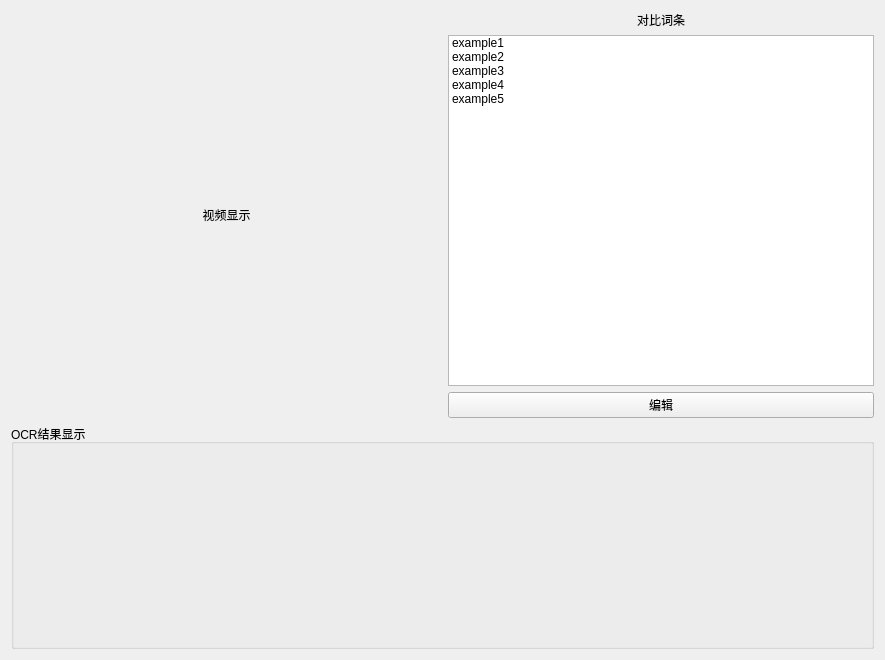
First picture: the form in OCR.ui, repository bwj124/UI, before the edit.
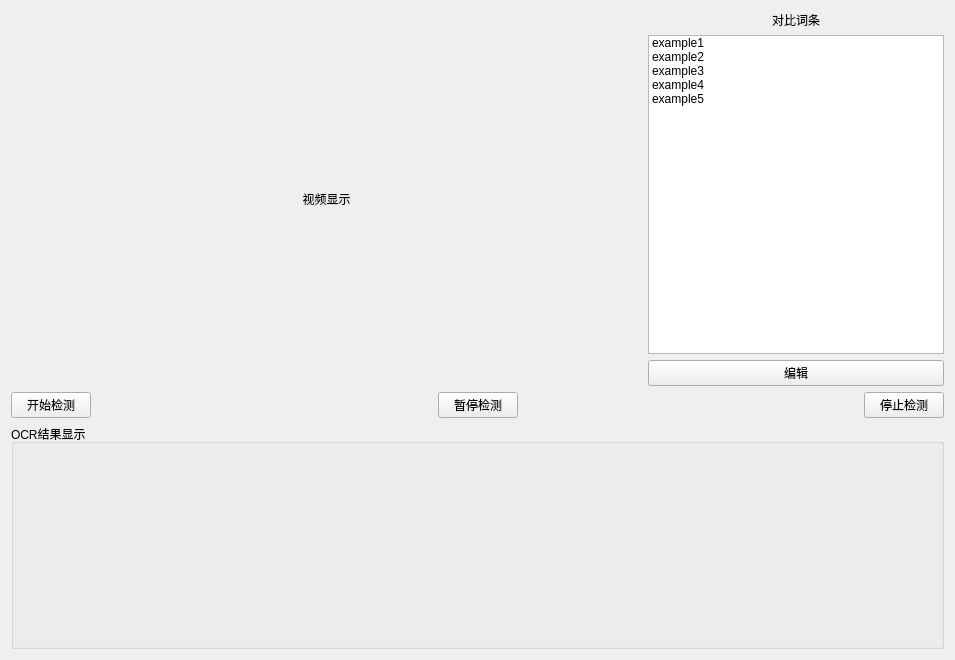
Second picture: the form after the edit.

```diff
--- a/OCR.ui
+++ b/OCR.ui
@@ -6,23 +6,23 @@
    <rect>
     <x>0</x>
     <y>0</y>
-    <width>883</width>
+    <width>955</width>
     <height>660</height>
    </rect>
   </property>
   <property name="windowTitle">
    <string>OCR文字识别</string>
   </property>
-  <layout class="QHBoxLayout" name="horizontalLayout_2">
+  <layout class="QHBoxLayout" name="horizontalLayout_3">
    <item>
     <layout class="QVBoxLayout" name="verticalLayout_2">
      <item>
-      <layout class="QHBoxLayout" name="horizontalLayout">
+      <layout class="QHBoxLayout" name="horizontalLayout_2">
        <item>
         <widget class="QLabel" name="label">
          <property name="minimumSize">
           <size>
-           <width>431</width>
+           <width>631</width>
            <height>231</height>
           </size>
          </property>
@@ -86,6 +86,57 @@
        </item>
       </layout>
      </item>
+     <item>
+      <layout class="QHBoxLayout" name="horizontalLayout">
+       <item>
+        <widget class="QPushButton" name="pushButton_2">
+         <property name="text">
+          <string>开始检测</string>
+         </property>
+        </widget>
+       </item>
+       <item>
+        <spacer name="horizontalSpacer_2">
+         <property name="orientation">
+          <enum>Qt::Horizontal</enum>
+         </property>
+         <property name="sizeHint" stdset="0">
+          <size>
+           <width>40</width>
+           <height>20</height>
+          </size>
+         </property>
+        </spacer>
+       </item>
+       <item>
+        <widget class="QPushButton" name="pushButton_4">
+         <property name="text">
+          <string>暂停检测</string>
+         </property>
+        </widget>
+       </item>
+       <item>
+        <spacer name="horizontalSpacer">
+         <property name="orientation">
+          <enum>Qt::Horizontal</enum>
+         </property>
+         <property name="sizeHint" stdset="0">
+          <size>
+           <width>40</width>
+           <height>20</height>
+          </size>
+         </property>
+        </spacer>
+       </item>
+       <item>
+        <widget class="QPushButton" name="pushButton_3">
+         <property name="text">
+          <string>停止检测</string>
+         </property>
+        </widget>
+       </item>
+      </layout>
+     </item>
      <item>
       <widget class="QGroupBox" name="groupBox">
        <property name="minimumSize">
```
